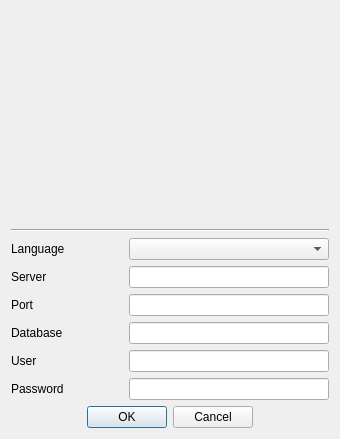
Above: caloriestracker/ui/frmAccess.ui from turulomio/caloriestracker before the change. Below: the same form after it.
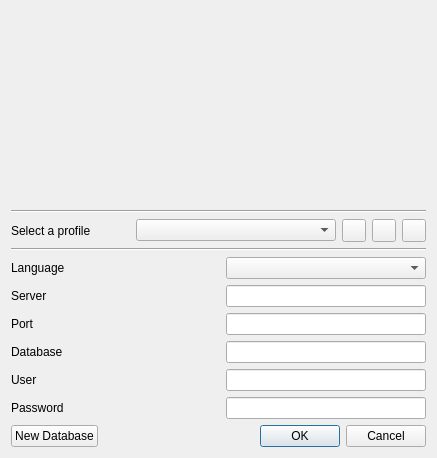
That is the form after the change.

Commit message: Removed caloriestracker_init. Now you can create database from access dialog. Fixes #124

What changed in the file:
```diff
--- a/caloriestracker/ui/frmAccess.ui
+++ b/caloriestracker/ui/frmAccess.ui
@@ -9,8 +9,8 @@
    <rect>
     <x>0</x>
     <y>0</y>
-    <width>340</width>
-    <height>439</height>
+    <width>437</width>
+    <height>458</height>
    </rect>
   </property>
   <property name="sizePolicy">
@@ -22,7 +22,7 @@
   <property name="modal">
    <bool>true</bool>
   </property>
-  <layout class="QHBoxLayout" name="horizontalLayout_8">
+  <layout class="QHBoxLayout" name="horizontalLayout_10">
    <item>
     <layout class="QVBoxLayout" name="verticalLayout">
      <item>
@@ -109,6 +109,82 @@
        </property>
       </widget>
      </item>
+     <item>
+      <layout class="QHBoxLayout" name="horizontalLayout_9">
+       <item>
+        <widget class="QLabel" name="lblLanguage_2">
+         <property name="text">
+          <string>Select a profile</string>
+         </property>
+        </widget>
+       </item>
+       <item>
+        <widget class="QComboBox" name="cmbProfiles">
+         <property name="sizePolicy">
+          <sizepolicy hsizetype="Expanding" vsizetype="Fixed">
+           <horstretch>0</horstretch>
+           <verstretch>0</verstretch>
+          </sizepolicy>
+         </property>
+         <property name="maximumSize">
+          <size>
+           <width>200</width>
+           <height>16777215</height>
+          </size>
+         </property>
+         <property name="focusPolicy">
+          <enum>Qt::NoFocus</enum>
+         </property>
+        </widget>
+       </item>
+       <item>
+        <widget class="QToolButton" name="cmdProfileNew">
+         <property name="focusPolicy">
+          <enum>Qt::NoFocus</enum>
+         </property>
+         <property name="toolTip">
+          <string>Create a new profile</string>
+         </property>
+         <property name="text">
+          <string/>
+         </property>
+        </widget>
+       </item>
+       <item>
+        <widget class="QToolButton" name="cmdProfileUpdate">
+         <property name="focusPolicy">
+          <enum>Qt::NoFocus</enum>
+         </property>
+         <property name="toolTip">
+          <string>Update current profile name</string>
+         </property>
+         <property name="text">
+          <string/>
+         </property>
+        </widget>
+       </item>
+       <item>
+        <widget class="QToolButton" name="cmdProfileDelete">
+         <property name="focusPolicy">
+          <enum>Qt::NoFocus</enum>
+         </property>
+         <property name="toolTip">
+          <string>Delete current profile</string>
+         </property>
+         <property name="text">
+          <string/>
+         </property>
+        </widget>
+       </item>
+      </layout>
+     </item>
+     <item>
+      <widget class="Line" name="line_2">
+       <property name="orientation">
+        <enum>Qt::Horizontal</enum>
+       </property>
+      </widget>
+     </item>
      <item>
       <layout class="QHBoxLayout" name="horizontalLayout">
        <item>
@@ -269,6 +345,34 @@
       </layout>
      </item>
      <item>
+      <layout class="QHBoxLayout" name="horizontalLayout_8">
+       <item>
+        <widget class="QPushButton" name="cmdDatabaseNew">
+         <property name="focusPolicy">
+          <enum>Qt::NoFocus</enum>
+         </property>
+         <property name="text">
+          <string>New Database</string>
+         </property>
+         <property name="autoDefault">
+          <bool>false</bool>
+         </property>
+        </widget>
+       </item>
+       <item>
+        <spacer name="horizontalSpacer_3">
+         <property name="orientation">
+          <enum>Qt::Horizontal</enum>
+         </property>
+         <property name="sizeHint" stdset="0">
+          <size>
+           <width>40</width>
+           <height>20</height>
+          </size>
+         </property>
+        </spacer>
+       </item>
+       <item>
       <widget class="QDialogButtonBox" name="cmdYN">
        <property name="sizePolicy">
         <sizepolicy hsizetype="Expanding" vsizetype="Fixed">
@@ -286,6 +390,8 @@
         <bool>true</bool>
        </property>
       </widget>
+       </item>
+      </layout>
      </item>
     </layout>
    </item>
```
Lines whose indentation alone changed are shown as unchanged. The commit also changes 51 other files.
